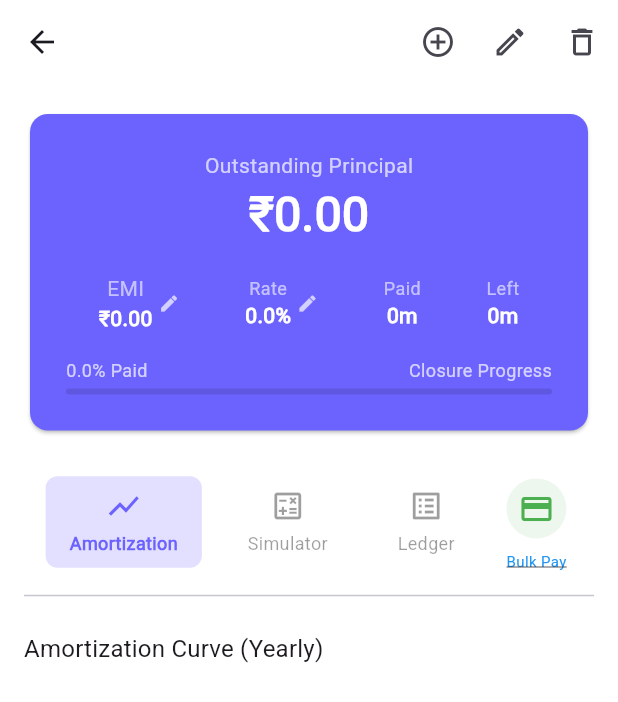
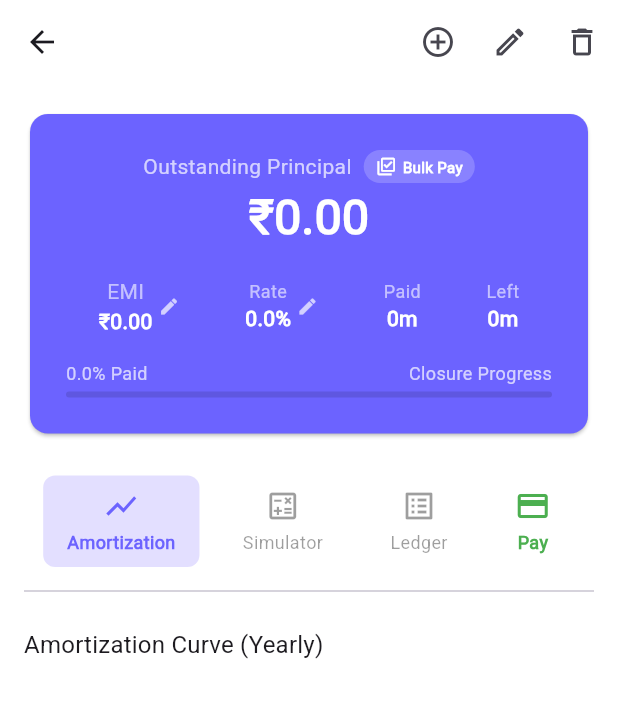
Before and after one commit to dheeraj29/samriddhiflow, a Flutter app: the LoanDetailsScreen screen opened directly with empty values, on a phone screen of 412 x 824 dp. Shown: the top 702 px of the screen. Run offline on Flutter 3.47's test engine with Material 3 defaults, Android fonts, the light colour scheme and no system bars; drawn by our look-alikes of fl_chart; our stand-ins replace cloud_firestore, connectivity_plus, file_picker, firebase_auth, firebase_core, flutter_riverpod and 4 more; missing offline and left inert: dart:js_interop, excel; accounts and stored records are empty; network calls fail.

Commit message:
Fix for bulk pay button placement

```diff
--- a/lib/core/app_constants.dart
+++ b/lib/core/app_constants.dart
@@ -1,5 +1,5 @@
 class AppConstants {
   static const String appName = 'Samriddhi Flow';
   static const String appTagline = 'Your Premium Finance Companion';
-  static const String appVersion = 'v1.10.0';
+  static const String appVersion = 'v1.11.0';
 }
--- a/lib/screens/loan_details_screen.dart
+++ b/lib/screens/loan_details_screen.dart
@@ -150,8 +150,43 @@ class _LoanDetailsScreenState extends ConsumerState<LoanDetailsScreen> {
                     padding: const EdgeInsets.all(24),
                     child: Column(
                       children: [
-                        const Text('Outstanding Principal',
-                            style: TextStyle(color: Colors.white70)),
+                        Row(
+                          mainAxisAlignment: MainAxisAlignment.center,
+                          children: [
+                            const Text('Outstanding Principal',
+                                style: TextStyle(color: Colors.white70)),
+                            if (!isGoldLoan) ...[
+                              const SizedBox(width: 8),
+                              InkWell(
+                                onTap: () =>
+                                    _showBulkPaymentDialog(currentLoan),
+                                borderRadius: BorderRadius.circular(12),
+                                child: Container(
+                                  padding: const EdgeInsets.symmetric(
+                                      horizontal: 8, vertical: 4),
+                                  decoration: BoxDecoration(
+                                      color:
+                                          Colors.white.withValues(alpha: 0.2),
+                                      borderRadius: BorderRadius.circular(12)),
+                                  child: const Row(
+                                    children: [
+                                      Icon(Icons.library_add_check_outlined,
+                                          size: 14, color: Colors.white),
+                                      SizedBox(width: 4),
+                                      Text(
+                                        'Bulk Pay',
+                                        style: TextStyle(
+                                            color: Colors.white,
+                                            fontSize: 10,
+                                            fontWeight: FontWeight.bold),
+                                      ),
+                                    ],
+                                  ),
+                                ),
+                              )
+                            ]
+                          ],
+                        ),
                         SmartCurrencyText(
                           value: currentLoan.remainingPrincipal,
                           locale: currencyProviderValue,
@@ -311,32 +346,33 @@ class _LoanDetailsScreenState extends ConsumerState<LoanDetailsScreen> {
                             LoanDetailView.simulator, theme),
                         _buildNavIcon(Icons.list_alt, 'Ledger',
                             LoanDetailView.ledger, theme),
-                        Column(
-                          mainAxisSize: MainAxisSize.min,
-                          children: [
-                            IconButton(
-                              onPressed: () {
-                                showDialog(
-                                    context: context,
-                                    builder: (_) => RecordLoanPaymentDialog(
-                                        loan: currentLoan));
-                              },
-                              icon: PureIcons.payment(color: Colors.green),
-                              style: IconButton.styleFrom(
-                                  backgroundColor:
-                                      Colors.green.withValues(alpha: 0.1)),
-                              tooltip: 'Record Payment',
+                        InkWell(
+                          onTap: () {
+                            showDialog(
+                                context: context,
+                                builder: (_) =>
+                                    RecordLoanPaymentDialog(loan: currentLoan));
+                          },
+                          borderRadius: BorderRadius.circular(8),
+                          child: Container(
+                            padding: const EdgeInsets.symmetric(
+                                horizontal: 16, vertical: 8),
+                            child: Column(
+                              mainAxisSize: MainAxisSize.min,
+                              children: [
+                                PureIcons.payment(color: Colors.green),
+                                const SizedBox(height: 4),
+                                const Text(
+                                  'Pay',
+                                  style: TextStyle(
+                                    fontSize: 12,
+                                    color: Colors.green,
+                                    fontWeight: FontWeight.bold,
+                                  ),
+                                ),
+                              ],
                             ),
-                            const SizedBox(height: 4),
-                            InkWell(
-                                onTap: () =>
-                                    _showBulkPaymentDialog(currentLoan),
-                                child: const Text('Bulk Pay',
-                                    style: TextStyle(
-                                        fontSize: 10,
-                                        color: Colors.blue,
-                                        decoration: TextDecoration.underline)))
-                          ],
+                          ),
                         ),
                       ],
                     ),
--- a/pubspec.yaml
+++ b/pubspec.yaml
@@ -1,7 +1,7 @@
 name: samriddhi_flow
 description: Samriddhi Flow - Premium personal finance and smart budgeting PWA.
 publish_to: 'none'
-version: 1.10.0
+version: 1.11.0
 
 environment:
   sdk: '>=3.3.0 <4.0.0'
```
Also changed, not shown: 2 other files.
